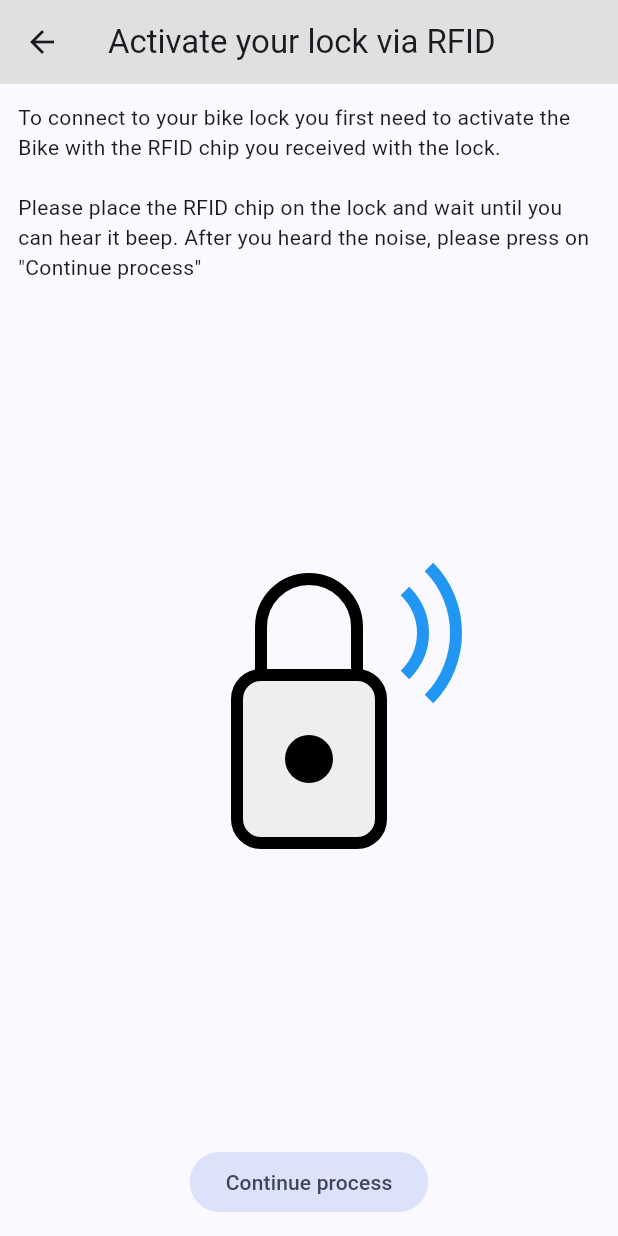
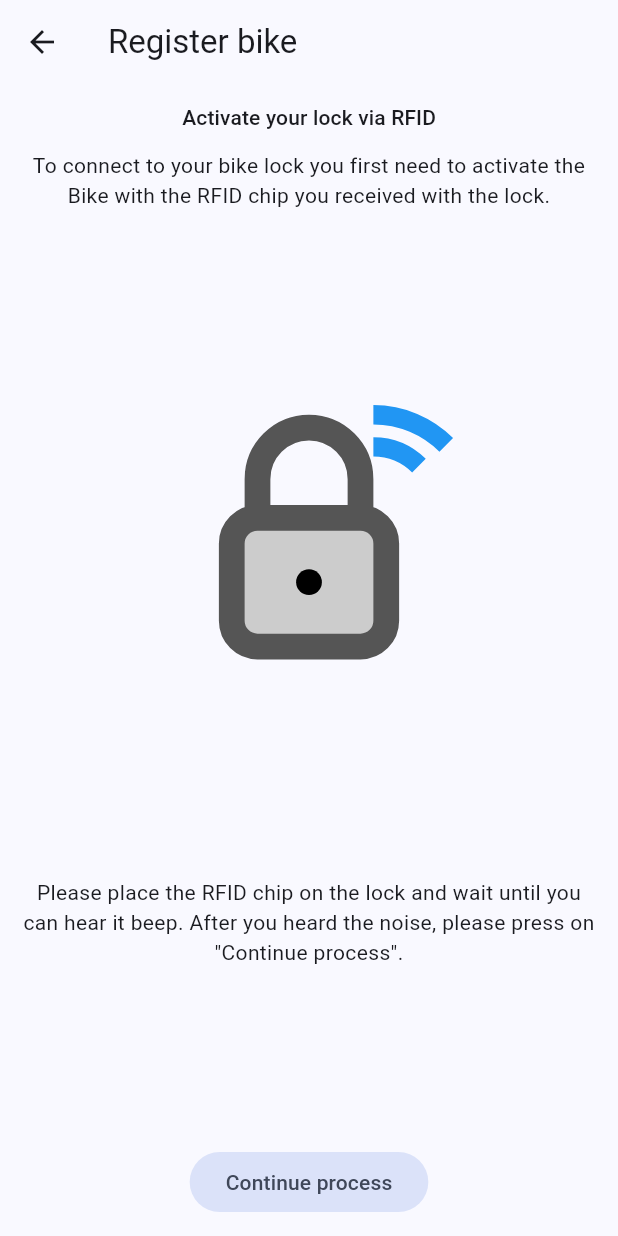
Before and after one commit to korbi-hub/Hackaburg25, a Flutter app: the RegisterBikeFlow screen opened directly, on a phone screen of 412 x 824 dp. Run offline on Flutter 3.47's test engine with Material 3 defaults, Android fonts, the phone set to English and light mode, and no system bars; our stand-ins replace flutter_bloc, flutter_blue_plus, flutter_svg, shared_preferences, syncfusion_flutter_charts; missing offline and left inert: beep_sound; accounts and stored records are empty; network calls fail.

Commit message:
Finished design overhaul (again)

```diff
--- a/mobile_app/lib/l10n/app_localizations.dart
+++ b/mobile_app/lib/l10n/app_localizations.dart
@@ -127,8 +127,14 @@ abstract class AppLocalizations {
   /// No description provided for @activateNfcMessage.
   ///
   /// In en, this message translates to:
-  /// **'To connect to your bike lock you first need to activate the Bike with the RFID chip you received with the lock.\n\nPlease place the RFID chip on the lock and wait until you can hear it beep. After you heard the noise, please press on \"Continue process\"'**
+  /// **'To connect to your bike lock you first need to activate the Bike with the RFID chip you received with the lock.'**
   String get activateNfcMessage;
+
+  /// No description provided for @activateNfcMessage2.
+  ///
+  /// In en, this message translates to:
+  /// **'Please place the RFID chip on the lock and wait until you can hear it beep. After you heard the noise, please press on \"Continue process\".'**
+  String get activateNfcMessage2;
 
   /// No description provided for @continueProcess.
   ///
--- a/mobile_app/lib/l10n/app_localizations_en.dart
+++ b/mobile_app/lib/l10n/app_localizations_en.dart
@@ -25,7 +25,11 @@ class AppLocalizationsEn extends AppLocalizations {
 
   @override
   String get activateNfcMessage =>
-      'To connect to your bike lock you first need to activate the Bike with the RFID chip you received with the lock.\n\nPlease place the RFID chip on the lock and wait until you can hear it beep. After you heard the noise, please press on \"Continue process\"';
+      'To connect to your bike lock you first need to activate the Bike with the RFID chip you received with the lock.';
+
+  @override
+  String get activateNfcMessage2 =>
+      'Please place the RFID chip on the lock and wait until you can hear it beep. After you heard the noise, please press on \"Continue process\".';
 
   @override
   String get continueProcess => 'Continue process';
--- a/mobile_app/lib/l10n/strings_en.arb
+++ b/mobile_app/lib/l10n/strings_en.arb
@@ -4,7 +4,8 @@
   "registerBike": "Register bike",
   "registerYourBike": "Register your bike",
   "activateNcf": "Activate your lock via RFID",
-  "activateNfcMessage": "To connect to your bike lock you first need to activate the Bike with the RFID chip you received with the lock.\n\nPlease place the RFID chip on the lock and wait until you can hear it beep. After you heard the noise, please press on \"Continue process\"",
+  "activateNfcMessage": "To connect to your bike lock you first need to activate the Bike with the RFID chip you received with the lock.",
+  "activateNfcMessage2": "Please place the RFID chip on the lock and wait until you can hear it beep. After you heard the noise, please press on \"Continue process\".",
   "continueProcess": "Continue process",
   "createConnection": "Connect to your lock",
   "connectionSuccess": "Connection successful",
--- a/mobile_app/lib/screens/register_bike/register_bike.dart
+++ b/mobile_app/lib/screens/register_bike/register_bike.dart
@@ -21,10 +21,7 @@ class RegisterBikeFlow extends StatelessWidget {
       child: Builder(
         builder: (context) {
           return Scaffold(
-            appBar: AppBar(
-              title: Text(context.translate.activateNcf),
-              backgroundColor: Colors.grey.shade300,
-            ),
+            appBar: AppBar(title: Text(context.translate.registerBike)),
             body: SafeArea(
               child: Padding(
                 padding: const EdgeInsets.all(12.0),
--- a/mobile_app/lib/screens/register_bike/steps/step_1_nfc_activation.dart
+++ b/mobile_app/lib/screens/register_bike/steps/step_1_nfc_activation.dart
@@ -11,17 +11,34 @@ class Step1RfidActivation extends StatelessWidget {
   Widget build(BuildContext context) {
     return Column(
       mainAxisAlignment: MainAxisAlignment.spaceBetween,
+      crossAxisAlignment: CrossAxisAlignment.center,
       children: [
-        //Text(context.translate.activateNcf),
-        //Spacer(),
+        Column(
+          mainAxisSize: MainAxisSize.min,
+          children: [
+            Padding(
+              padding: const EdgeInsets.only(bottom: 12.0),
+              child: Text(
+                context.translate.activateNcf,
+                style: context.textTheme.titleSmall,
+              ),
+            ),
+            Text(
+              context.translate.activateNfcMessage,
+              style: context.textTheme.bodyMedium,
+              textAlign: TextAlign.center,
+            ),
+          ],
+        ),
+        SvgPicture.asset(
+          'assets/Untitled.svg',
+          width: MediaQuery.of(context).size.width / 2,
+        ),
         Text(
-          context.translate.activateNfcMessage,
+          context.translate.activateNfcMessage2,
           style: context.textTheme.bodyMedium,
+          textAlign: TextAlign.center,
         ),
-        SizedBox(height: 30),
-        SvgPicture.asset('assets/Untitled.svg', width: 256, height: 256),
-        SizedBox(height: 50),
-        //Spacer(),
         FilledButton.tonal(
           onPressed:
               () => context.read<BikeRegistrationCubit>().startScanning(),
```
Also changed, not shown: mobile_app/assets/Untitled.svg.
